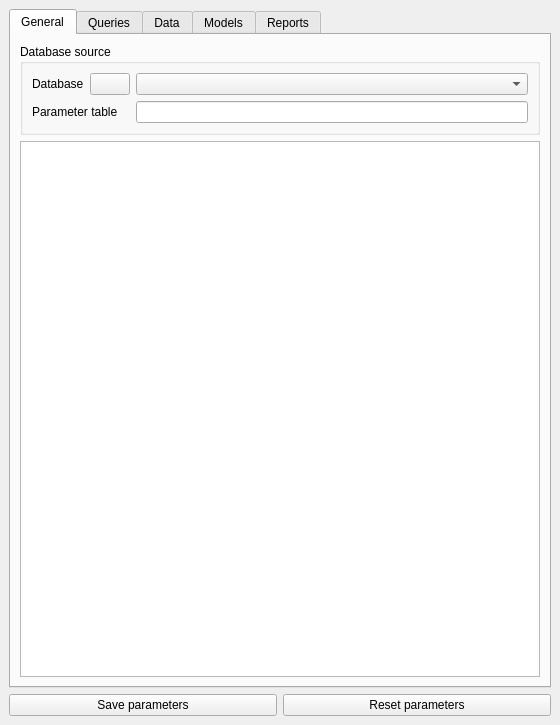
First picture: the form in eco_model/eco_model_dockwidget_base.ui, repository bvthomsen/climateecomodel, before the edit.
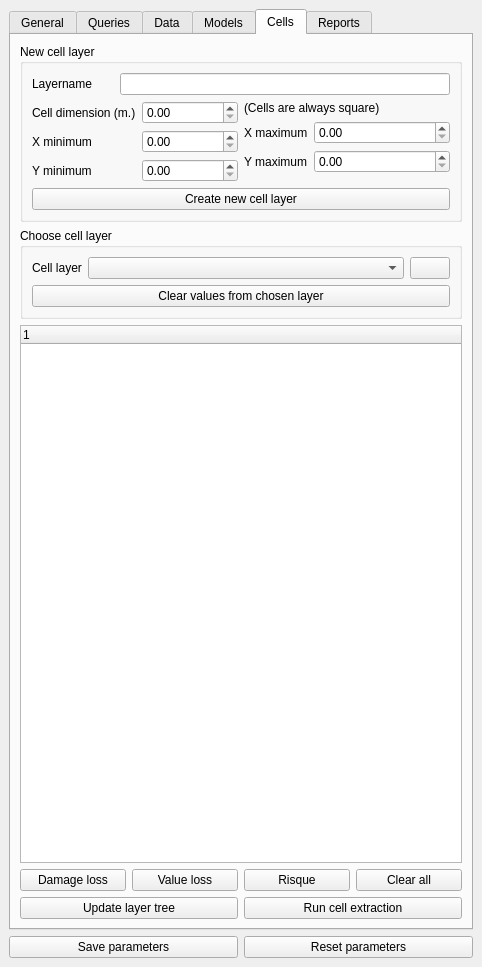
Second picture: the form after the edit.

Commit message: Celle dialog lavet

```diff
--- a/eco_model/eco_model_dockwidget_base.ui
+++ b/eco_model/eco_model_dockwidget_base.ui
@@ -6,8 +6,8 @@
    <rect>
     <x>0</x>
     <y>0</y>
-    <width>560</width>
-    <height>725</height>
+    <width>482</width>
+    <height>967</height>
    </rect>
   </property>
   <property name="windowTitle">
@@ -18,7 +18,7 @@
     <item>
      <widget class="QTabWidget" name="pbReportSave">
       <property name="currentIndex">
-       <number>0</number>
+       <number>4</number>
       </property>
       <widget class="QWidget" name="tab">
        <attribute name="title">
@@ -38,36 +38,42 @@
           </property>
           <layout class="QGridLayout" name="gridLayout">
            <item row="0" column="1">
-            <widget class="QPushButton" name="pbDatabase">
-             <property name="sizePolicy">
-              <sizepolicy hsizetype="Minimum" vsizetype="Fixed">
-               <horstretch>0</horstretch>
-               <verstretch>0</verstretch>
-              </sizepolicy>
-             </property>
-             <property name="text">
-              <string/>
-             </property>
-            </widget>
-           </item>
-           <item row="0" column="2">
             <widget class="QComboBox" name="cbDatabase">
              <property name="sizePolicy">
               <sizepolicy hsizetype="Preferred" vsizetype="Fixed">
-               <horstretch>4</horstretch>
+               <horstretch>5</horstretch>
                <verstretch>0</verstretch>
               </sizepolicy>
              </property>
             </widget>
            </item>
-           <item row="1" column="0" colspan="2">
+           <item row="0" column="2">
+            <widget class="QPushButton" name="pbDatabase">
+             <property name="sizePolicy">
+              <sizepolicy hsizetype="Minimum" vsizetype="Fixed">
+               <horstretch>0</horstretch>
+               <verstretch>0</verstretch>
+              </sizepolicy>
+             </property>
+             <property name="text">
+              <string/>
+             </property>
+            </widget>
+           </item>
+           <item row="1" column="0">
             <widget class="QLabel" name="label_8">
+             <property name="sizePolicy">
+              <sizepolicy hsizetype="Preferred" vsizetype="Preferred">
+               <horstretch>0</horstretch>
+               <verstretch>0</verstretch>
+              </sizepolicy>
+             </property>
              <property name="text">
               <string>Parameter table</string>
              </property>
             </widget>
            </item>
-           <item row="1" column="2">
+           <item row="1" column="1">
             <widget class="QLineEdit" name="leParameterTable">
              <property name="sizePolicy">
               <sizepolicy hsizetype="Expanding" vsizetype="Fixed">
@@ -142,6 +148,359 @@
         </item>
        </layout>
       </widget>
+      <widget class="QWidget" name="tab_6">
+       <attribute name="title">
+        <string>Cells</string>
+       </attribute>
+       <layout class="QVBoxLayout" name="verticalLayout_9">
+        <item>
+         <widget class="QGroupBox" name="groupBox_3">
+          <property name="title">
+           <string>New cell layer</string>
+          </property>
+          <layout class="QVBoxLayout" name="verticalLayout_8">
+           <item>
+            <layout class="QHBoxLayout" name="horizontalLayout_2">
+             <item>
+              <widget class="QLabel" name="label_10">
+               <property name="sizePolicy">
+                <sizepolicy hsizetype="Preferred" vsizetype="Preferred">
+                 <horstretch>1</horstretch>
+                 <verstretch>0</verstretch>
+                </sizepolicy>
+               </property>
+               <property name="text">
+                <string>Layername</string>
+               </property>
+              </widget>
+             </item>
+             <item>
+              <widget class="QLineEdit" name="leLayerName">
+               <property name="sizePolicy">
+                <sizepolicy hsizetype="Expanding" vsizetype="Fixed">
+                 <horstretch>4</horstretch>
+                 <verstretch>0</verstretch>
+                </sizepolicy>
+               </property>
+              </widget>
+             </item>
+            </layout>
+           </item>
+           <item>
+            <layout class="QHBoxLayout" name="horizontalLayout_4">
+             <item>
+              <layout class="QFormLayout" name="formLayout">
+               <item row="0" column="0">
+                <widget class="QLabel" name="label_11">
+                 <property name="sizePolicy">
+                  <sizepolicy hsizetype="Preferred" vsizetype="Preferred">
+                   <horstretch>0</horstretch>
+                   <verstretch>0</verstretch>
+                  </sizepolicy>
+                 </property>
+                 <property name="text">
+                  <string>Cell dimension (m.)</string>
+                 </property>
+                </widget>
+               </item>
+               <item row="0" column="1">
+                <widget class="QDoubleSpinBox" name="dsbCellSize">
+                 <property name="sizePolicy">
+                  <sizepolicy hsizetype="Minimum" vsizetype="Fixed">
+                   <horstretch>4</horstretch>
+                   <verstretch>0</verstretch>
+                  </sizepolicy>
+                 </property>
+                </widget>
+               </item>
+               <item row="1" column="0">
+                <widget class="QLabel" name="label_5">
+                 <property name="sizePolicy">
+                  <sizepolicy hsizetype="Preferred" vsizetype="Preferred">
+                   <horstretch>1</horstretch>
+                   <verstretch>0</verstretch>
+                  </sizepolicy>
+                 </property>
+                 <property name="text">
+                  <string>X minimum</string>
+                 </property>
+                </widget>
+               </item>
+               <item row="1" column="1">
+                <widget class="QDoubleSpinBox" name="dsbXMin">
+                 <property name="sizePolicy">
+                  <sizepolicy hsizetype="Minimum" vsizetype="Fixed">
+                   <horstretch>0</horstretch>
+                   <verstretch>0</verstretch>
+                  </sizepolicy>
+                 </property>
+                </widget>
+               </item>
+               <item row="2" column="0">
+                <widget class="QLabel" name="label_12">
+                 <property name="sizePolicy">
+                  <sizepolicy hsizetype="Preferred" vsizetype="Preferred">
+                   <horstretch>1</horstretch>
+                   <verstretch>0</verstretch>
+                  </sizepolicy>
+                 </property>
+                 <property name="text">
+                  <string>Y minimum</string>
+                 </property>
+                </widget>
+               </item>
+               <item row="2" column="1">
+                <widget class="QDoubleSpinBox" name="dsbYMin">
+                 <property name="sizePolicy">
+                  <sizepolicy hsizetype="Minimum" vsizetype="Fixed">
+                   <horstretch>0</horstretch>
+                   <verstretch>0</verstretch>
+                  </sizepolicy>
+                 </property>
+                </widget>
+               </item>
+              </layout>
+             </item>
+             <item>
+              <layout class="QFormLayout" name="formLayout_2">
+               <item row="0" column="0" colspan="2">
+                <widget class="QLabel" name="label_14">
+                 <property name="sizePolicy">
+                  <sizepolicy hsizetype="Preferred" vsizetype="Preferred">
+                   <horstretch>4</horstretch>
+                   <verstretch>0</verstretch>
+                  </sizepolicy>
+                 </property>
+                 <property name="text">
+                  <string>(Cells are always square)</string>
+                 </property>
+                </widget>
+               </item>
+               <item row="1" column="0">
+                <widget class="QLabel" name="label_6">
+                 <property name="sizePolicy">
+                  <sizepolicy hsizetype="Preferred" vsizetype="Preferred">
+                   <horstretch>1</horstretch>
+                   <verstretch>0</verstretch>
+                  </sizepolicy>
+                 </property>
+                 <property name="text">
+                  <string>X maximum</string>
+                 </property>
+                </widget>
+               </item>
+               <item row="1" column="1">
+                <widget class="QDoubleSpinBox" name="dsbXMAX">
+                 <property name="sizePolicy">
+                  <sizepolicy hsizetype="Minimum" vsizetype="Fixed">
+                   <horstretch>4</horstretch>
+                   <verstretch>0</verstretch>
+                  </sizepolicy>
+                 </property>
+                </widget>
+               </item>
+               <item row="2" column="0">
+                <widget class="QLabel" name="label_13">
+                 <property name="sizePolicy">
+                  <sizepolicy hsizetype="Preferred" vsizetype="Preferred">
+                   <horstretch>1</horstretch>
+                   <verstretch>0</verstretch>
+                  </sizepolicy>
+                 </property>
+                 <property name="text">
+                  <string>Y maximum</string>
+                 </property>
+                </widget>
+               </item>
+               <item row="2" column="1">
+                <widget class="QDoubleSpinBox" name="dsbYMax">
+                 <property name="sizePolicy">
+                  <sizepolicy hsizetype="Minimum" vsizetype="Fixed">
+                   <horstretch>4</horstretch>
+                   <verstretch>0</verstretch>
+                  </sizepolicy>
+                 </property>
+                </widget>
+               </item>
+              </layout>
+             </item>
+            </layout>
+           </item>
+           <item>
+            <widget class="QPushButton" name="pbCreateCellLayer">
+             <property name="sizePolicy">
+              <sizepolicy hsizetype="Minimum" vsizetype="Fixed">
+               <horstretch>9</horstretch>
+               <verstretch>0</verstretch>
+              </sizepolicy>
+             </property>
+             <property name="text">
+              <string>Create new cell layer</string>
+             </property>
+            </widget>
+           </item>
+          </layout>
+         </widget>
+        </item>
+        <item>
+         <widget class="QGroupBox" name="groupBox_2">
+          <property name="title">
+           <string>Choose cell layer</string>
+          </property>
+          <layout class="QVBoxLayout" name="verticalLayout_7">
+           <item>
+            <layout class="QHBoxLayout" name="horizontalLayout_3">
+             <item>
+              <widget class="QLabel" name="label_9">
+               <property name="sizePolicy">
+                <sizepolicy hsizetype="Preferred" vsizetype="Preferred">
+                 <horstretch>0</horstretch>
+                 <verstretch>0</verstretch>
+                </sizepolicy>
+               </property>
+               <property name="text">
+                <string>Cell layer</string>
+               </property>
+              </widget>
+             </item>
+             <item>
+              <widget class="QComboBox" name="cbCellLayer">
+               <property name="sizePolicy">
+                <sizepolicy hsizetype="Preferred" vsizetype="Fixed">
+                 <horstretch>5</horstretch>
+                 <verstretch>0</verstretch>
+                </sizepolicy>
+               </property>
+              </widget>
+             </item>
+             <item>
+              <widget class="QPushButton" name="pbUpdCellLayer">
+               <property name="sizePolicy">
+                <sizepolicy hsizetype="Minimum" vsizetype="Fixed">
+                 <horstretch>0</horstretch>
+                 <verstretch>0</verstretch>
+                </sizepolicy>
+               </property>
+               <property name="text">
+                <string/>
+               </property>
+              </widget>
+             </item>
+            </layout>
+           </item>
+           <item>
+            <widget class="QPushButton" name="pbClearValues">
+             <property name="sizePolicy">
+              <sizepolicy hsizetype="Minimum" vsizetype="Fixed">
+               <horstretch>9</horstretch>
+               <verstretch>0</verstretch>
+              </sizepolicy>
+             </property>
+             <property name="text">
+              <string>Clear values from chosen layer</string>
+             </property>
+            </widget>
+           </item>
+          </layout>
+         </widget>
+        </item>
+        <item>
+         <widget class="QTreeWidget" name="twCellCandidates">
+          <column>
+           <property name="text">
+            <string notr="true">1</string>
+           </property>
+          </column>
+         </widget>
+        </item>
+        <item>
+         <layout class="QHBoxLayout" name="horizontalLayout_5">
+          <item>
+           <widget class="QPushButton" name="pbDamage">
+            <property name="sizePolicy">
+             <sizepolicy hsizetype="Minimum" vsizetype="Fixed">
+              <horstretch>9</horstretch>
+              <verstretch>0</verstretch>
+             </sizepolicy>
+            </property>
+            <property name="text">
+             <string>Damage loss</string>
+            </property>
+           </widget>
+          </item>
+          <item>
+           <widget class="QPushButton" name="pbValue">
+            <property name="sizePolicy">
+             <sizepolicy hsizetype="Minimum" vsizetype="Fixed">
+              <horstretch>9</horstretch>
+              <verstretch>0</verstretch>
+             </sizepolicy>
+            </property>
+            <property name="text">
+             <string>Value loss</string>
+            </property>
+           </widget>
+          </item>
+          <item>
+           <widget class="QPushButton" name="pbRisque">
+            <property name="sizePolicy">
+             <sizepolicy hsizetype="Minimum" vsizetype="Fixed">
+              <horstretch>9</horstretch>
+              <verstretch>0</verstretch>
+             </sizepolicy>
+            </property>
+            <property name="text">
+             <string>Risque</string>
+            </property>
+           </widget>
+          </item>
+          <item>
+           <widget class="QPushButton" name="pbClearAll">
+            <property name="sizePolicy">
+             <sizepolicy hsizetype="Minimum" vsizetype="Fixed">
+              <horstretch>9</horstretch>
+              <verstretch>0</verstretch>
+             </sizepolicy>
+            </property>
+            <property name="text">
+             <string>Clear all</string>
+            </property>
+           </widget>
+          </item>
+         </layout>
+        </item>
+        <item>
+         <layout class="QHBoxLayout" name="horizontalLayout_6">
+          <item>
+           <widget class="QPushButton" name="pbUpdateLayerTree">
+            <property name="sizePolicy">
+             <sizepolicy hsizetype="Minimum" vsizetype="Fixed">
+              <horstretch>9</horstretch>
+              <verstretch>0</verstretch>
+             </sizepolicy>
+            </property>
+            <property name="text">
+             <string>Update layer tree</string>
+            </property>
+           </widget>
+          </item>
+          <item>
+           <widget class="QPushButton" name="pbCellExtract">
+            <property name="sizePolicy">
+             <sizepolicy hsizetype="Minimum" vsizetype="Fixed">
+              <horstretch>9</horstretch>
+              <verstretch>0</verstretch>
+             </sizepolicy>
+            </property>
+            <property name="text">
+             <string>Run cell extraction</string>
+            </property>
+           </widget>
+          </item>
+         </layout>
+        </item>
+       </layout>
+      </widget>
       <widget class="QWidget" name="tab_3">
        <attribute name="title">
         <string>Reports</string>
```
Left out of the diff: 21 changed lines with no effect on the pictures. The commit also changes 3 other files.
